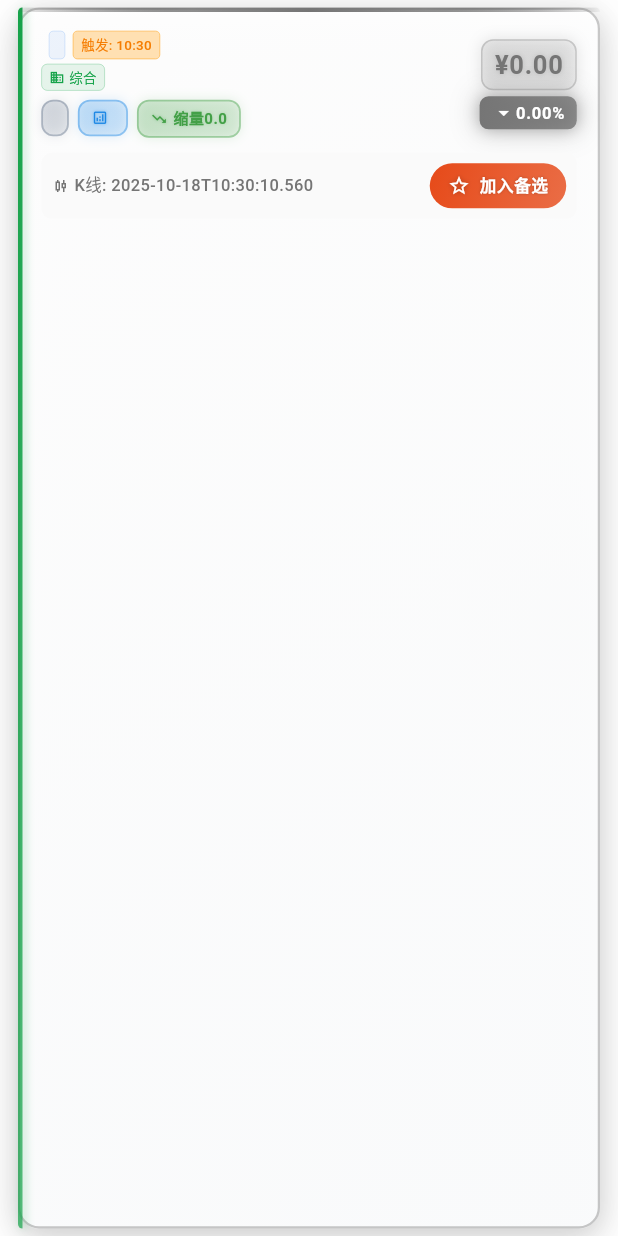
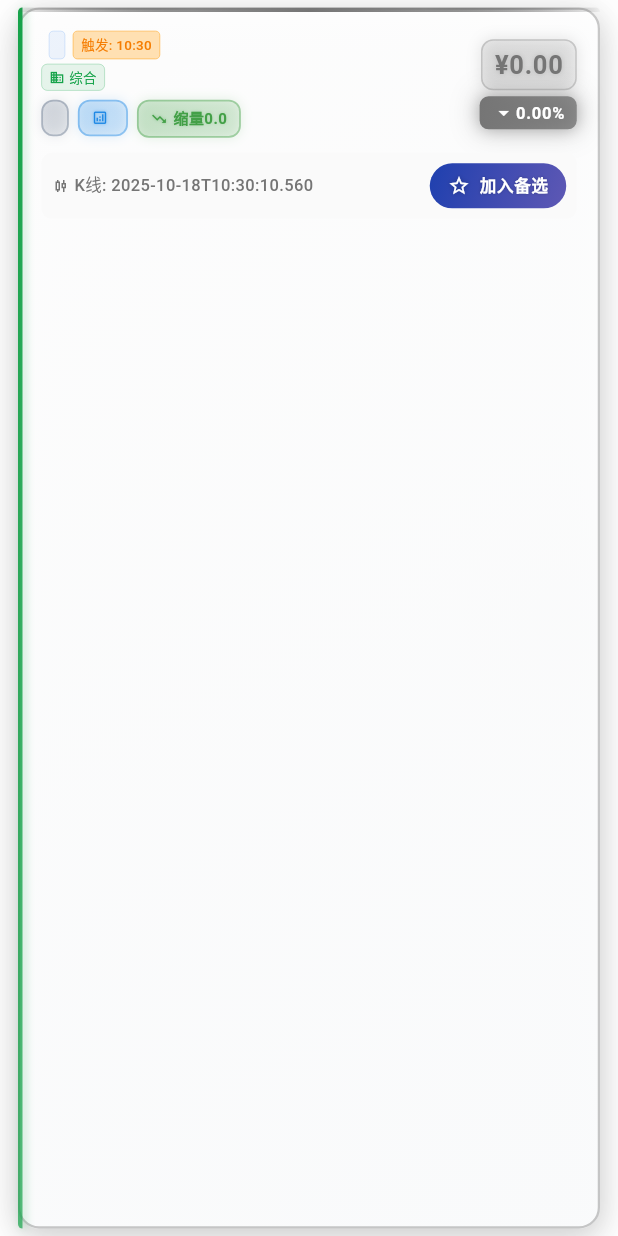
Before and after one commit to halower/stock_project, a Flutter app: the StockListItem widget shown alone on an empty page, opened directly with empty values, on a phone screen of 412 x 824 dp. Run offline on Flutter 3.47's test engine with Material 3 defaults, Android fonts, the phone set to English and light mode, and no system bars; our stand-ins replace device_info_plus, fl_chart, flutter_markdown, google_fonts, shared_preferences, sqflite and 2 more; missing offline and left inert: mailer, markdown, webview_flutter_android, webview_flutter_wkwebview; accounts and stored records are empty; network calls fail.

Commit message:
将加入备选按钮颜色改为深蓝色，更符合专业风格

```diff
--- a/stock_app_client/lib/widgets/stock_list_item.dart
+++ b/stock_app_client/lib/widgets/stock_list_item.dart
@@ -761,8 +761,8 @@ class _StockListItemState extends State<StockListItem> with SingleTickerProvider
                     const Color(0xFFFF6D00),
                   ]
                 : [
-                    themeProvider.upColor, // A股红色
-                    themeProvider.upColor.withOpacity(0.8),
+                    const Color(0xFF1E40AF), // 深蓝色
+                    const Color(0xFF3730A3).withOpacity(0.8),
                   ],
             begin: Alignment.topLeft,
             end: Alignment.bottomRight,
```
